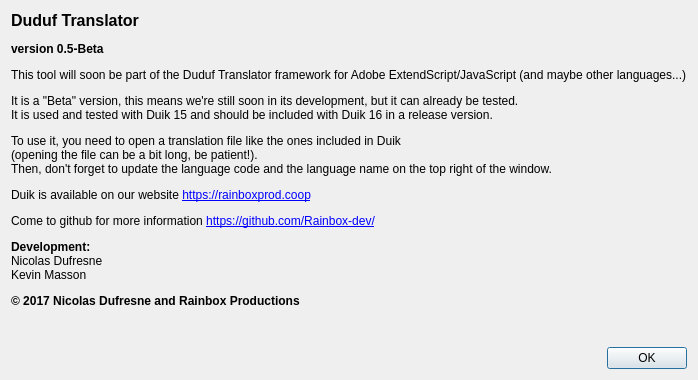
Old version of the form src/aboutdialog.ui in the repository RxLaboratory/DuTF.
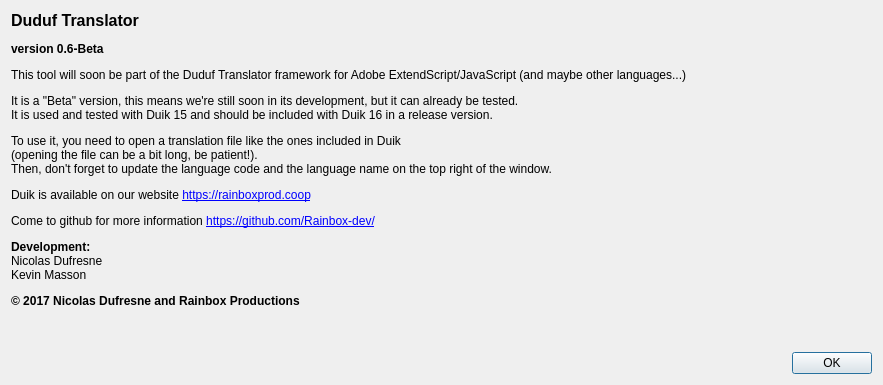
New version of the form.

Commit message: fix too many  \ on export

What changed in the file:
```diff
--- a/src/aboutdialog.ui
+++ b/src/aboutdialog.ui
@@ -6,8 +6,8 @@
    <rect>
     <x>0</x>
     <y>0</y>
-    <width>635</width>
-    <height>380</height>
+    <width>883</width>
+    <height>385</height>
    </rect>
   </property>
   <property name="windowTitle">
@@ -17,7 +17,7 @@
    <item>
     <widget class="QLabel" name="label">
      <property name="text">
-      <string>&lt;html&gt;&lt;head/&gt;&lt;body&gt;&lt;p&gt;&lt;span style=&quot; font-size:12pt; font-weight:600;&quot;&gt;Duduf Translator&lt;/span&gt;&lt;/p&gt;&lt;p&gt;&lt;span style=&quot; font-weight:600;&quot;&gt;version 0.5-Beta&lt;/span&gt;&lt;/p&gt;&lt;p&gt;This tool will soon be part of the Duduf Translator framework for Adobe ExtendScript/JavaScript (and maybe other languages...)&lt;/p&gt;&lt;p&gt;It is a &amp;quot;Beta&amp;quot; version, this means we're still soon in its development, but it can already be tested.&lt;br/&gt;It is used and tested with Duik 15 and should be included with Duik 16 in a release version.&lt;/p&gt;&lt;p&gt;To use it, you need to open a translation file like the ones included in Duik&lt;br/&gt;(opening the file can be a bit long, be patient!).&lt;br/&gt;Then, don't forget to update the language code and the language name on the top right of the window.&lt;/p&gt;&lt;p&gt;Duik is available on our website &lt;a href=&quot;https://rainboxprod.coop&quot;&gt;&lt;span style=&quot; text-decoration: underline; color:#0000ff;&quot;&gt;https://rainboxprod.coop&lt;/span&gt;&lt;/a&gt;&lt;/p&gt;&lt;p&gt;Come to github for more information &lt;a href=&quot;https://github.com/Rainbox-dev/&quot;&gt;&lt;span style=&quot; text-decoration: underline; color:#0000ff;&quot;&gt;https://github.com/Rainbox-dev/&lt;/span&gt;&lt;/a&gt;&lt;/p&gt;&lt;p&gt;&lt;span style=&quot; font-weight:600;&quot;&gt;Development:&lt;/span&gt;&lt;br/&gt;Nicolas Dufresne&lt;br/&gt;Kevin Masson&lt;/p&gt;&lt;p&gt;&lt;span style=&quot; font-weight:600;&quot;&gt;© 2017 Nicolas Dufresne and Rainbox Productions&lt;/span&gt;&lt;/p&gt;&lt;/body&gt;&lt;/html&gt;</string>
+      <string>&lt;html&gt;&lt;head/&gt;&lt;body&gt;&lt;p&gt;&lt;span style=&quot; font-size:12pt; font-weight:600;&quot;&gt;Duduf Translator&lt;/span&gt;&lt;/p&gt;&lt;p&gt;&lt;span style=&quot; font-weight:600;&quot;&gt;version 0.6-Beta&lt;/span&gt;&lt;/p&gt;&lt;p&gt;This tool will soon be part of the Duduf Translator framework for Adobe ExtendScript/JavaScript (and maybe other languages...)&lt;/p&gt;&lt;p&gt;It is a &amp;quot;Beta&amp;quot; version, this means we're still soon in its development, but it can already be tested.&lt;br/&gt;It is used and tested with Duik 15 and should be included with Duik 16 in a release version.&lt;/p&gt;&lt;p&gt;To use it, you need to open a translation file like the ones included in Duik&lt;br/&gt;(opening the file can be a bit long, be patient!).&lt;br/&gt;Then, don't forget to update the language code and the language name on the top right of the window.&lt;/p&gt;&lt;p&gt;Duik is available on our website &lt;a href=&quot;https://rainboxprod.coop&quot;&gt;&lt;span style=&quot; text-decoration: underline; color:#0000ff;&quot;&gt;https://rainboxprod.coop&lt;/span&gt;&lt;/a&gt;&lt;/p&gt;&lt;p&gt;Come to github for more information &lt;a href=&quot;https://github.com/Rainbox-dev/&quot;&gt;&lt;span style=&quot; text-decoration: underline; color:#0000ff;&quot;&gt;https://github.com/Rainbox-dev/&lt;/span&gt;&lt;/a&gt;&lt;/p&gt;&lt;p&gt;&lt;span style=&quot; font-weight:600;&quot;&gt;Development:&lt;/span&gt;&lt;br/&gt;Nicolas Dufresne&lt;br/&gt;Kevin Masson&lt;/p&gt;&lt;p&gt;&lt;span style=&quot; font-weight:600;&quot;&gt;© 2017 Nicolas Dufresne and Rainbox Productions&lt;/span&gt;&lt;/p&gt;&lt;/body&gt;&lt;/html&gt;</string>
      </property>
      <property name="alignment">
       <set>Qt::AlignLeading|Qt::AlignLeft|Qt::AlignTop</set>
```
The commit also changes 1 other file.
